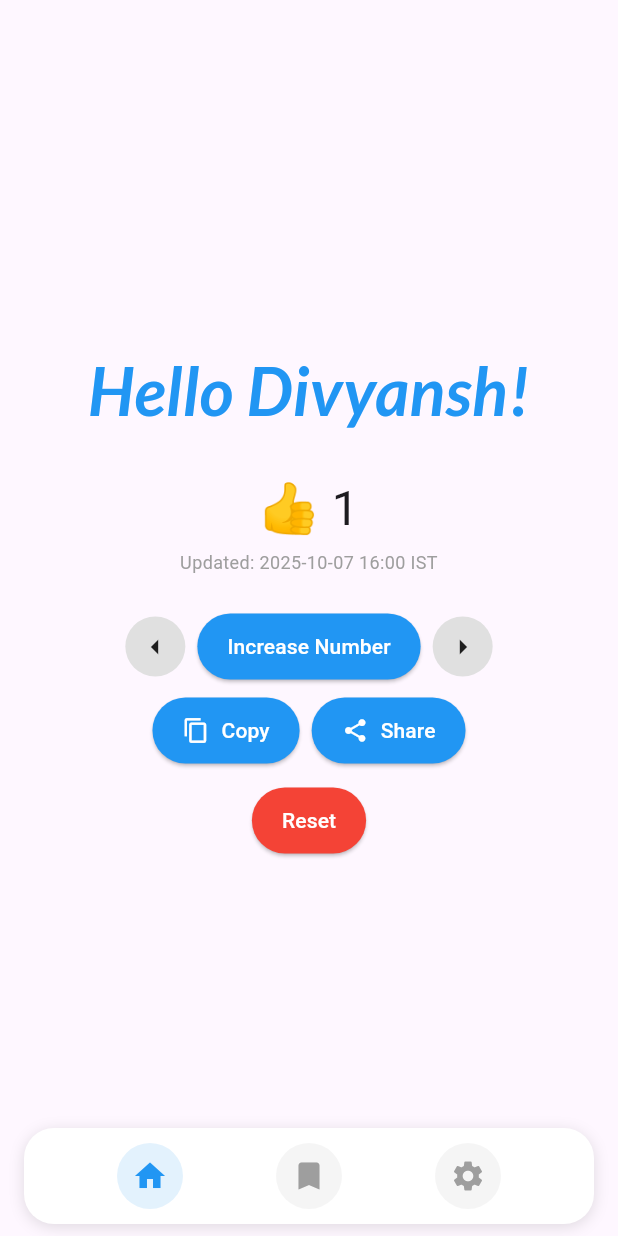
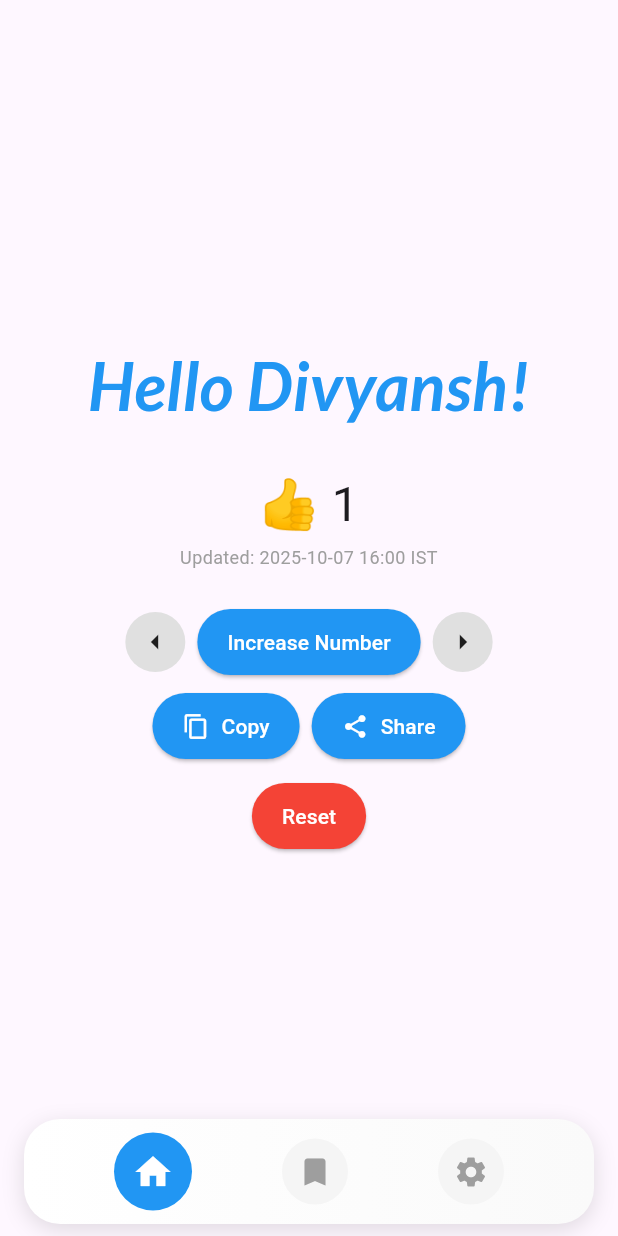
Before and after one commit to divyanshkumarindia/flutter_projects, a Flutter app: the screen it shows after launch, after a tap on "Increase Number", on a phone screen of 412 x 824 dp. Run offline on Flutter 3.47's test engine with Material 3 defaults, Android fonts, the phone set to English and light mode, and no system bars; our stand-ins replace google_fonts, share_plus, shared_preferences.

Commit message:
Made bottom nav interactive with active tab animations

```diff
--- a/01_click_counter/lib/main.dart
+++ b/01_click_counter/lib/main.dart
@@ -108,14 +108,33 @@ class MyApp extends StatelessWidget {
   }
 }
 
-class MyHomePage extends StatelessWidget {
+// The previous stateless MyHomePage has been replaced by a stateful
+// implementation below that supports tabbed navigation (IndexedStack).
+
+class MyHomePage extends StatefulWidget {
   const MyHomePage({super.key});
 
   @override
-  Widget build(BuildContext context) {
-    return Scaffold(
-      appBar: AppBar(),
-      body: Center(
+  State<MyHomePage> createState() => _MyHomePageState();
+}
+
+class _MyHomePageState extends State<MyHomePage>
+    with SingleTickerProviderStateMixin {
+  int _currentIndex = 0;
+
+  final List<Widget> _pages = [];
+
+  @override
+  void initState() {
+    super.initState();
+    // Pages: Home (we'll build on the fly), Saved, Settings
+    _pages.add(_buildHomeTab());
+    _pages.add(const _SavedPage());
+    _pages.add(const _SettingsPage());
+  }
+
+  Widget _buildHomeTab() {
+    return Center(
       child: Column(
         mainAxisAlignment: MainAxisAlignment.center,
         children: [
@@ -138,65 +157,42 @@ class MyHomePage extends StatelessWidget {
           ControlButtons(),
         ],
       ),
+    );
+  }
+
+  void _setIndex(int i) {
+    setState(() => _currentIndex = i);
+  }
+
+  @override
+  Widget build(BuildContext context) {
+    return Scaffold(
+      appBar: AppBar(),
+      body: IndexedStack(index: _currentIndex, children: _pages),
+      bottomNavigationBar: _PremiumBottomNav(
+        currentIndex: _currentIndex,
+        onTap: _setIndex,
       ),
-      // Minimal rounded bottom navigation bar (wireframe only)
-      bottomNavigationBar: SafeArea(
-        child: Padding(
-          padding: const EdgeInsets.symmetric(horizontal: 16, vertical: 8),
-          child: Container(
-            height: 64,
-            decoration: BoxDecoration(
-              color: Colors.white,
-              borderRadius: BorderRadius.circular(20),
-              boxShadow: [
-                BoxShadow(
-                  color: Colors.black12,
-                  blurRadius: 8,
-                  offset: Offset(0, 2),
-                ),
+    );
+  }
+}
+
+// Simple placeholder Saved page (layout only)
+class _SavedPage extends StatelessWidget {
+  const _SavedPage();
+
+  @override
+  Widget build(BuildContext context) {
+    return Scaffold(
+      body: SafeArea(
+        child: Center(
+          child: Column(
+            mainAxisSize: MainAxisSize.min,
+            children: const [
+              Icon(Icons.bookmark, size: 72, color: Colors.grey),
+              SizedBox(height: 12),
+              Text('Saved counters (placeholder)'),
             ],
-            ),
-            child: Row(
-              mainAxisAlignment: MainAxisAlignment.spaceEvenly,
-              children: [
-                // Home
-                Tooltip(
-                  message: 'Home',
-                  child: Container(
-                    decoration: BoxDecoration(
-                      shape: BoxShape.circle,
-                      color: Colors.blue.shade50,
-                    ),
-                    padding: const EdgeInsets.all(10),
-                    child: const Icon(Icons.home, color: Colors.blue),
-                  ),
-                ),
-                // Saved
-                Tooltip(
-                  message: 'Saved',
-                  child: Container(
-                    decoration: BoxDecoration(
-                      shape: BoxShape.circle,
-                      color: Colors.grey.shade100,
-                    ),
-                    padding: const EdgeInsets.all(10),
-                    child: const Icon(Icons.bookmark, color: Colors.grey),
-                  ),
-                ),
-                // Settings
-                Tooltip(
-                  message: 'Settings',
-                  child: Container(
-                    decoration: BoxDecoration(
-                      shape: BoxShape.circle,
-                      color: Colors.grey.shade100,
-                    ),
-                    padding: const EdgeInsets.all(10),
-                    child: const Icon(Icons.settings, color: Colors.grey),
-                  ),
-                ),
-              ],
-            ),
           ),
         ),
       ),
@@ -204,6 +200,41 @@ class MyHomePage extends StatelessWidget {
   }
 }
 
+// Simple placeholder Settings page (layout only)
+class _SettingsPage extends StatelessWidget {
+  const _SettingsPage();
+
+  @override
+  Widget build(BuildContext context) {
+    return Scaffold(
+      body: SafeArea(
+        child: Center(
+          child: Column(
+            mainAxisSize: MainAxisSize.min,
+            children: const [
+              Icon(Icons.settings, size: 72, color: Colors.grey),
+              SizedBox(height: 12),
+              Text('Settings (placeholder)'),
+            ],
+          ),
+        ),
+      ),
+    );
+  }
+}
+
+// Premium-looking bottom nav with animated active icon
+class _PremiumBottomNav extends StatefulWidget {
+  final int currentIndex;
+  final ValueChanged<int> onTap;
+
+  const _PremiumBottomNav({required this.currentIndex, required this.onTap});
+
+  @override
+  State<_PremiumBottomNav> createState() => _PremiumBottomNavState();
+}
+
+// CounterDisplay: shows the thumbs-up emoji bouncing on increment (number does not animate)
 class CounterDisplay extends StatefulWidget {
   const CounterDisplay({super.key});
   @override
@@ -224,13 +255,11 @@ class _CounterDisplayState extends State<CounterDisplay>
       duration: const Duration(milliseconds: 250),
     );
 
-    // Bounce up by 15% of the height
     _offsetAnim = Tween<Offset>(
       begin: Offset.zero,
       end: const Offset(0, -0.15),
     ).animate(CurvedAnimation(parent: _controller, curve: Curves.easeOut));
 
-    // Listen to provider changes and trigger bounce when count changes
     WidgetsBinding.instance.addPostFrameCallback((_) {
       final provider = Provider.of<CounterProvider>(context, listen: false);
       provider.addListener(_onProviderChange);
@@ -239,9 +268,7 @@ class _CounterDisplayState extends State<CounterDisplay>
 
   void _onProviderChange() {
     final provider = Provider.of<CounterProvider>(context, listen: false);
-    // Only animate for single-tap increments that requested animation
     if (provider.shouldAnimate) {
-      // Play bounce: up then back
       _controller.forward().then((_) => _controller.reverse());
       provider.clearAnimateFlag();
     }
@@ -287,7 +314,6 @@ class _CounterDisplayState extends State<CounterDisplay>
 
   static String _formatTimestamp(DateTime dt) {
     final utcMillis = dt.toUtc().millisecondsSinceEpoch;
-    // IST offset in milliseconds = 5.5 hours
     const istOffsetMillis = 5 * 60 * 60 * 1000 + 30 * 60 * 1000;
     final ist = DateTime.fromMillisecondsSinceEpoch(
       utcMillis + istOffsetMillis,
@@ -300,6 +326,58 @@ class _CounterDisplayState extends State<CounterDisplay>
     final h = ist.hour.toString().padLeft(2, '0');
     final min = ist.minute.toString().padLeft(2, '0');
     return '$y-$m-$d $h:$min IST';
+  }
+}
+
+class _PremiumBottomNavState extends State<_PremiumBottomNav>
+    with SingleTickerProviderStateMixin {
+  @override
+  Widget build(BuildContext context) {
+    final items = [Icons.home, Icons.bookmark, Icons.settings];
+
+    return SafeArea(
+      child: Padding(
+        padding: const EdgeInsets.symmetric(horizontal: 16, vertical: 8),
+        child: Container(
+          height: 70,
+          decoration: BoxDecoration(
+            gradient: LinearGradient(
+              colors: [Colors.white, Colors.grey.shade50],
+            ),
+            borderRadius: BorderRadius.circular(24),
+            boxShadow: [
+              BoxShadow(
+                color: Colors.black12,
+                blurRadius: 12,
+                offset: const Offset(0, 4),
+              ),
+            ],
+          ),
+          child: Row(
+            mainAxisAlignment: MainAxisAlignment.spaceEvenly,
+            children: List.generate(items.length, (i) {
+              final active = widget.currentIndex == i;
+              return GestureDetector(
+                onTap: () => widget.onTap(i),
+                child: AnimatedContainer(
+                  duration: const Duration(milliseconds: 220),
+                  padding: EdgeInsets.all(active ? 12 : 10),
+                  decoration: BoxDecoration(
+                    shape: BoxShape.circle,
+                    color: active ? Colors.blue : Colors.grey.shade100,
+                  ),
+                  child: Icon(
+                    items[i],
+                    color: active ? Colors.white : Colors.grey,
+                    size: active ? 28 : 24,
+                  ),
+                ),
+              );
+            }),
+          ),
+        ),
+      ),
+    );
   }
 }
 
```
Lines whose indentation alone changed are shown as unchanged.
